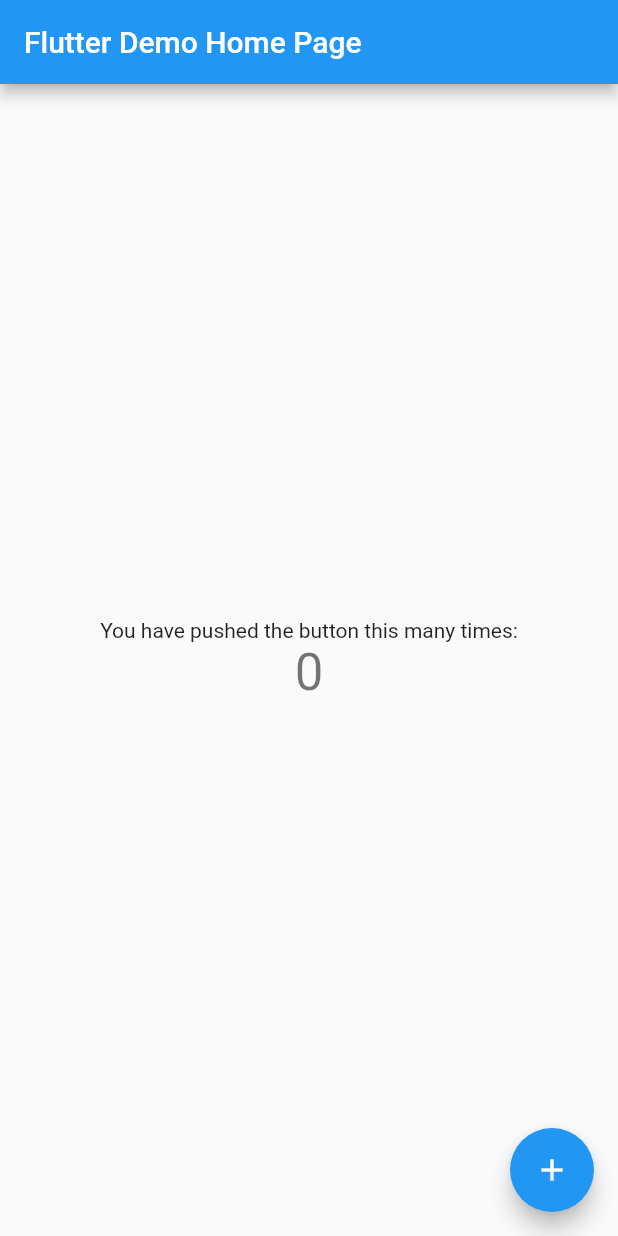
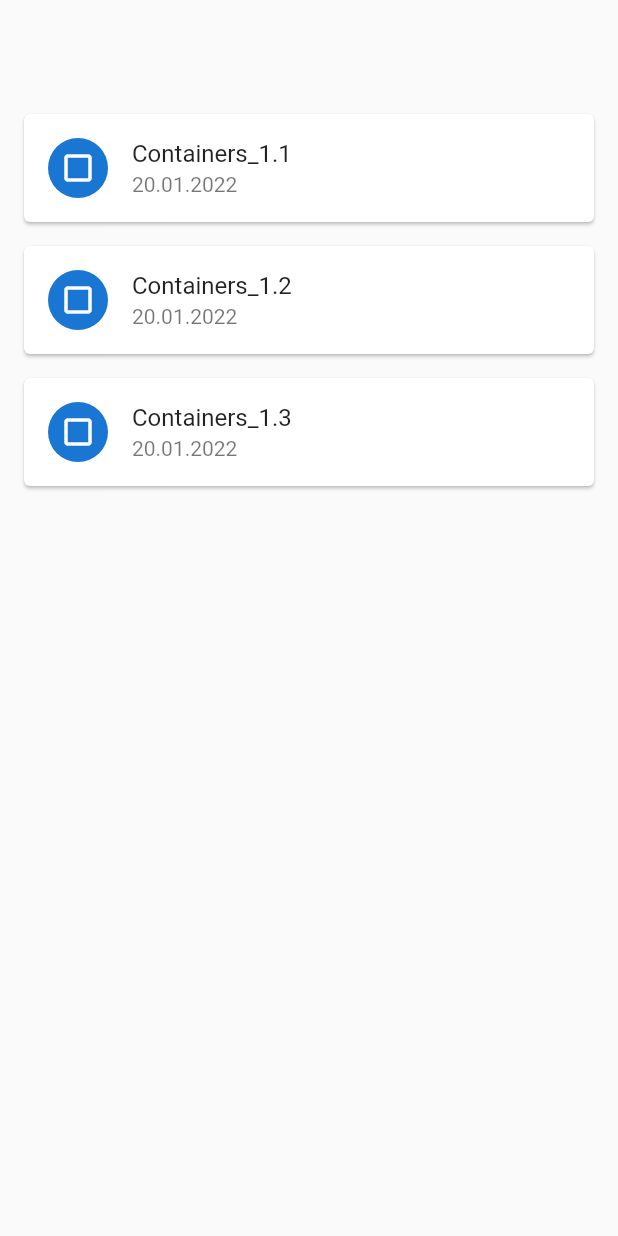
Before and after one commit to RamazonovMirjon/EXTRA-tasks, a Flutter app: the screen it shows after launch, on a phone screen of 412 x 824 dp. Run offline on Flutter 3.47's test engine with Material 2 defaults, Android fonts, the light colour scheme and no system bars.

Commit message:
personal tayyor

```diff
--- a/lib/main.dart
+++ b/lib/main.dart
@@ -1,115 +1,18 @@
 import 'package:flutter/material.dart';
+import 'package:personal/screens/home/my_home_page.dart';
 
-void main() {
-  runApp(const MyApp());
-}
+void main() => runApp(const MyApp());
 
 class MyApp extends StatelessWidget {
   const MyApp({Key? key}) : super(key: key);
 
-  // This widget is the root of your application.
   @override
-  Widget build(BuildContext context) {
-    return MaterialApp(
-      title: 'Flutter Demo',
-      theme: ThemeData(
-        // This is the theme of your application.
-        //
-        // Try running your application with "flutter run". You'll see the
-        // application has a blue toolbar. Then, without quitting the app, try
-        // changing the primarySwatch below to Colors.green and then invoke
-        // "hot reload" (press "r" in the console where you ran "flutter run",
-        // or simply save your changes to "hot reload" in a Flutter IDE).
-        // Notice that the counter didn't reset back to zero; the application
-        // is not restarted.
-        primarySwatch: Colors.blue,
-      ),
-      home: const MyHomePage(title: 'Flutter Demo Home Page'),
-    );
-  }
+  Widget build(BuildContext context) => MaterialApp(
+    debugShowCheckedModeBanner: false,
+        title: 'Flutter Demo',
+        theme: ThemeData(
+          primarySwatch: Colors.blue,
+        ),
+        home: const MyHomePage(),
+      );
 }
-
-class MyHomePage extends StatefulWidget {
-  const MyHomePage({Key? key, required this.title}) : super(key: key);
-
-  // This widget is the home page of your application. It is stateful, meaning
-  // that it has a State object (defined below) that contains fields that affect
-  // how it looks.
-
-  // This class is the configuration for the state. It holds the values (in this
-  // case the title) provided by the parent (in this case the App widget) and
-  // used by the build method of the State. Fields in a Widget subclass are
-  // always marked "final".
-
-  final String title;
-
-  @override
-  State<MyHomePage> createState() => _MyHomePageState();
-}
-
-class _MyHomePageState extends State<MyHomePage> {
-  int _counter = 0;
-
-  void _incrementCounter() {
-    setState(() {
-      // This call to setState tells the Flutter framework that something has
-      // changed in this State, which causes it to rerun the build method below
-      // so that the display can reflect the updated values. If we changed
-      // _counter without calling setState(), then the build method would not be
-      // called again, and so nothing would appear to happen.
-      _counter++;
-    });
-  }
-
-  @override
-  Widget build(BuildContext context) {
-    // This method is rerun every time setState is called, for instance as done
-    // by the _incrementCounter method above.
-    //
-    // The Flutter framework has been optimized to make rerunning build methods
-    // fast, so that you can just rebuild anything that needs updating rather
-    // than having to individually change instances of widgets.
-    return Scaffold(
-      appBar: AppBar(
-        // Here we take the value from the MyHomePage object that was created by
-        // the App.build method, and use it to set our appbar title.
-        title: Text(widget.title),
-      ),
-      body: Center(
-        // Center is a layout widget. It takes a single child and positions it
-        // in the middle of the parent.
-        child: Column(
-          // Column is also a layout widget. It takes a list of children and
-          // arranges them vertically. By default, it sizes itself to fit its
-          // children horizontally, and tries to be as tall as its parent.
-          //
-          // Invoke "debug painting" (press "p" in the console, choose the
-          // "Toggle Debug Paint" action from the Flutter Inspector in Android
-          // Studio, or the "Toggle Debug Paint" command in Visual Studio Code)
-          // to see the wireframe for each widget.
-          //
-          // Column has various properties to control how it sizes itself and
-          // how it positions its children. Here we use mainAxisAlignment to
-          // center the children vertically; the main axis here is the vertical
-          // axis because Columns are vertical (the cross axis would be
-          // horizontal).
-          mainAxisAlignment: MainAxisAlignment.center,
-          children: <Widget>[
-            const Text(
-              'You have pushed the button this many times:',
-            ),
-            Text(
-              '$_counter',
-              style: Theme.of(context).textTheme.headline4,
-            ),
-          ],
-        ),
-      ),
-      floatingActionButton: FloatingActionButton(
-        onPressed: _incrementCounter,
-        tooltip: 'Increment',
-        child: const Icon(Icons.add),
-      ), // This trailing comma makes auto-formatting nicer for build methods.
-    );
-  }
-}
```
